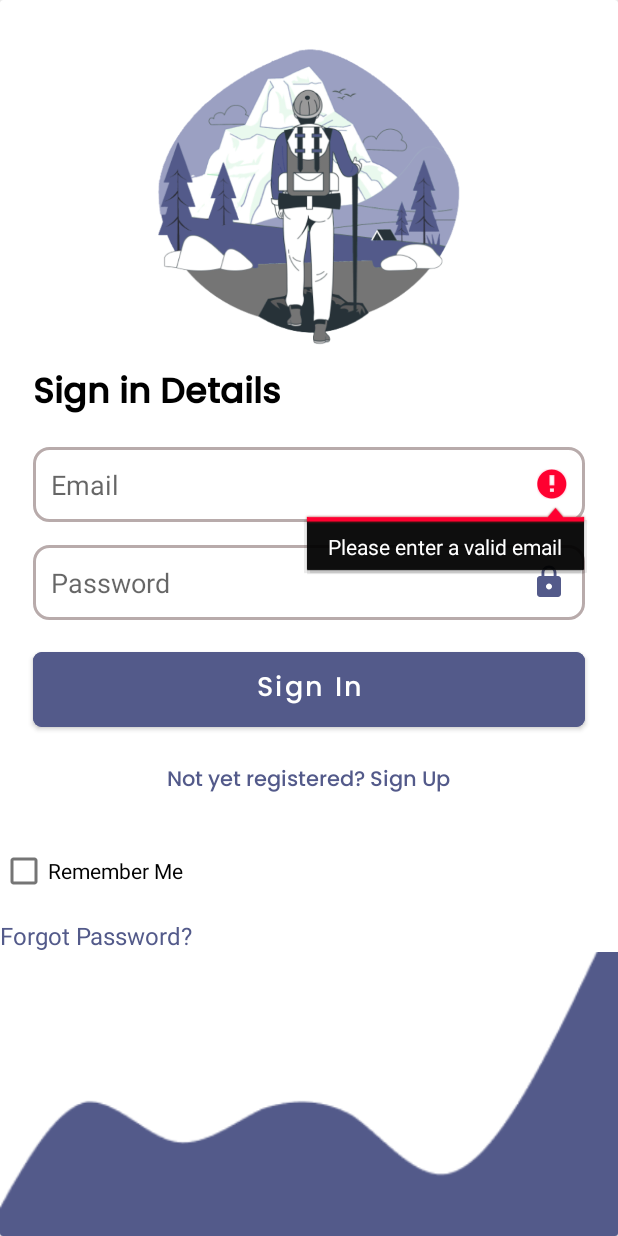
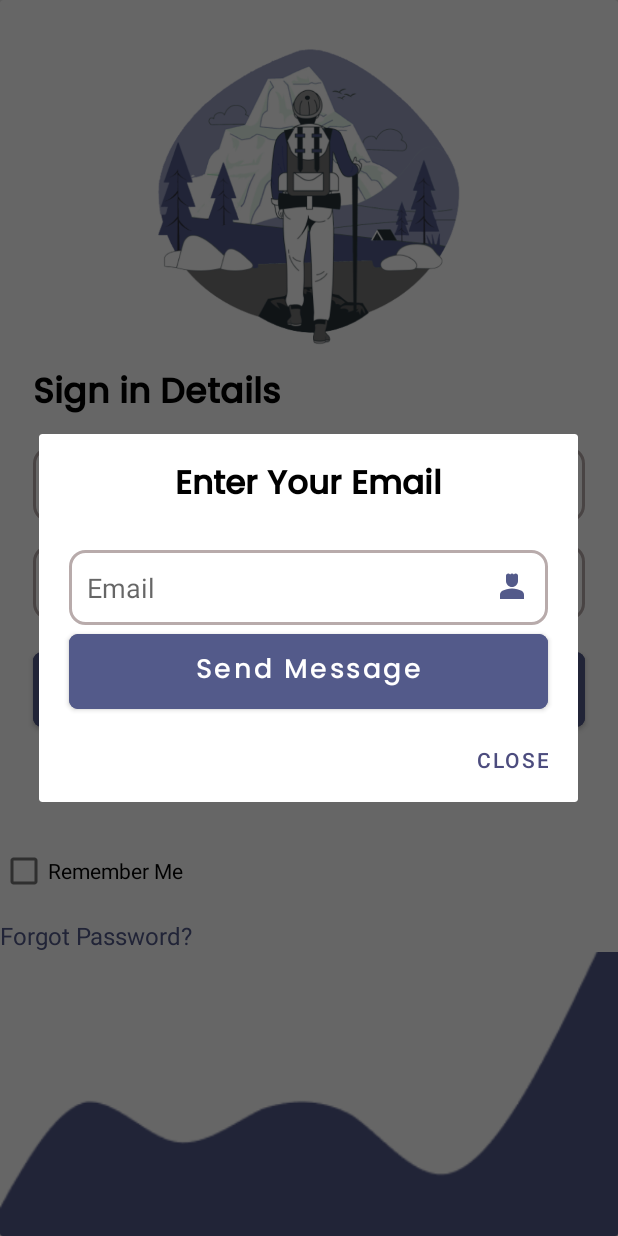
Before and after one commit to DeadEv1Le/Reach, an Android app: the LoginActivity screen opened directly, with no data from a screen before it, after a tap on "Forgot Password?", on a phone screen of 412 x 824 dp. Run offline under Robolectric (Android 15) with nearby library versions, the phone set to English and light mode, and no system bars; our stand-ins replace Firebase (no records; nobody signed in at launch, a user with empty details on screens opened directly); 2 other taps on this screen came first.

Commit message:
send recovery message with opened dialog, not only with onclick

```diff
--- a/app/src/main/java/org/tensorflow/lite/examples/detection/ui/sign/LoginActivity.java
+++ b/app/src/main/java/org/tensorflow/lite/examples/detection/ui/sign/LoginActivity.java
@@ -1,6 +1,8 @@
 package org.tensorflow.lite.examples.detection.ui.sign;
 
 import android.annotation.SuppressLint;
+import android.app.AlertDialog;
+import android.content.DialogInterface;
 import android.content.Intent;
 import android.content.SharedPreferences;
 import android.os.Bundle;
@@ -34,7 +36,9 @@ public class LoginActivity extends AppCompatActivity {
     private FirebaseAuth auth;
     private EditText loginEmail, loginPassword;
     private TextView signupRedirectText, forgotPasswordText;
-    private Button loginButton;
+    private Button loginButton, sendmessage;
+
+    private TextView forgotpassEmail;
 
 
     @SuppressLint("MissingInflatedId")
@@ -48,6 +52,7 @@ public class LoginActivity extends AppCompatActivity {
         loginPassword = findViewById(R.id.login_password);
         loginButton = findViewById(R.id.login_button);
         signupRedirectText = findViewById(R.id.signupRedirectText);
+        forgotpassEmail = findViewById(R.id.reset_email);
 
         sharedPreferences = getSharedPreferences("MyPrefs", MODE_PRIVATE);
         rememberMe = sharedPreferences.getBoolean("rememberMe", false);
@@ -128,7 +133,31 @@ public class LoginActivity extends AppCompatActivity {
         forgotPasswordText.setOnClickListener(new View.OnClickListener() {
             @Override
             public void onClick(View v) {
-                String email = loginEmail.getText().toString().trim();
+                openDialog();
+
+            }
+        });
+    }
+    private void openDialog() {
+        AlertDialog.Builder builder = new AlertDialog.Builder(this);
+        View dialogView = getLayoutInflater().inflate(R.layout.forget_password_dialog, null);
+        builder.setView(dialogView);
+
+        Button sendmessage = dialogView.findViewById(R.id.recovery_button);
+        EditText forgotpassEmail = dialogView.findViewById(R.id.reset_email);
+
+        builder.setPositiveButton("Close", new DialogInterface.OnClickListener() {
+            @Override
+            public void onClick(DialogInterface dialog, int which) {
+                dialog.dismiss();
+            }
+        });
+
+        sendmessage.setOnClickListener(new View.OnClickListener() {
+            @Override
+            public void onClick(View v) {
+                String email = forgotpassEmail.getText().toString().trim();
+
                 if (!email.isEmpty() && Patterns.EMAIL_ADDRESS.matcher(email).matches()) {
                     auth.sendPasswordResetEmail(email)
                             .addOnCompleteListener(new OnCompleteListener<Void>() {
@@ -142,11 +171,15 @@ public class LoginActivity extends AppCompatActivity {
                                 }
                             });
                 } else {
-                    loginEmail.setError("Please enter a valid email");
+                    forgotpassEmail.setError("Please enter a valid email");
                 }
             }
         });
+
+        AlertDialog dialog = builder.create();
+        dialog.show();
     }
+
 
     @Override
     public void onBackPressed() {
--- /dev/null
+++ b/app/src/main/res/layout/forget_password_dialog.xml
@@ -0,0 +1,65 @@
+<?xml version="1.0" encoding="utf-8"?>
+<androidx.constraintlayout.widget.ConstraintLayout xmlns:android="http://schemas.android.com/apk/res/android"
+    xmlns:app="http://schemas.android.com/apk/res-auto"
+
+    xmlns:tools="http://schemas.android.com/tools"
+    android:layout_width="430dp"
+    android:layout_height="250dp"
+    android:layout_gravity="center"
+    android:layout_marginStart="25dp"
+    android:layout_marginEnd="25dp"
+    android:background="@drawable/round_back">
+
+    <TextView
+        android:id="@+id/textView"
+        android:layout_width="match_parent"
+        android:layout_height="wrap_content"
+        android:layout_marginTop="16dp"
+        android:fontFamily="@font/poppins_medium"
+        android:text="Enter Your Email"
+        android:textAlignment="center"
+        android:textColor="@color/black"
+        android:textSize="22dp"
+        android:textStyle="bold"
+        app:layout_constraintEnd_toEndOf="parent"
+        app:layout_constraintHorizontal_bias="0.0"
+        app:layout_constraintStart_toStartOf="parent"
+        app:layout_constraintTop_toTopOf="parent" />
+
+    <EditText
+        android:id="@+id/reset_email"
+        android:layout_width="match_parent"
+        android:layout_height="50dp"
+        android:layout_marginStart="20dp"
+        android:layout_marginTop="24dp"
+        android:layout_marginEnd="20dp"
+        android:background="@drawable/custom_edittext"
+        android:drawableEnd="@drawable/baseline_person_4_24"
+        android:drawablePadding="8dp"
+        android:hint="Email"
+        android:padding="12dp"
+        android:textColor="@color/black"
+        app:layout_constraintEnd_toEndOf="parent"
+        app:layout_constraintHorizontal_bias="0.0"
+        app:layout_constraintStart_toStartOf="parent"
+        app:layout_constraintTop_toBottomOf="@+id/textView" />
+
+    <Button
+        android:id="@+id/recovery_button"
+        android:layout_width="match_parent"
+        android:layout_height="62dp"
+        android:layout_marginStart="20dp"
+        android:layout_marginEnd="20dp"
+        android:backgroundTint="@color/lavender"
+        android:fontFamily="@font/poppins_medium"
+        android:text="Send Message"
+        android:textAllCaps="false"
+        android:textSize="18sp"
+        app:cornerRadius="6dp"
+        app:layout_constraintBottom_toBottomOf="parent"
+        app:layout_constraintEnd_toEndOf="parent"
+        app:layout_constraintHorizontal_bias="0.0"
+        app:layout_constraintStart_toStartOf="parent"
+        app:layout_constraintTop_toBottomOf="@+id/reset_email"
+        app:layout_constraintVertical_bias="0.54" />
+</androidx.constraintlayout.widget.ConstraintLayout>
```
